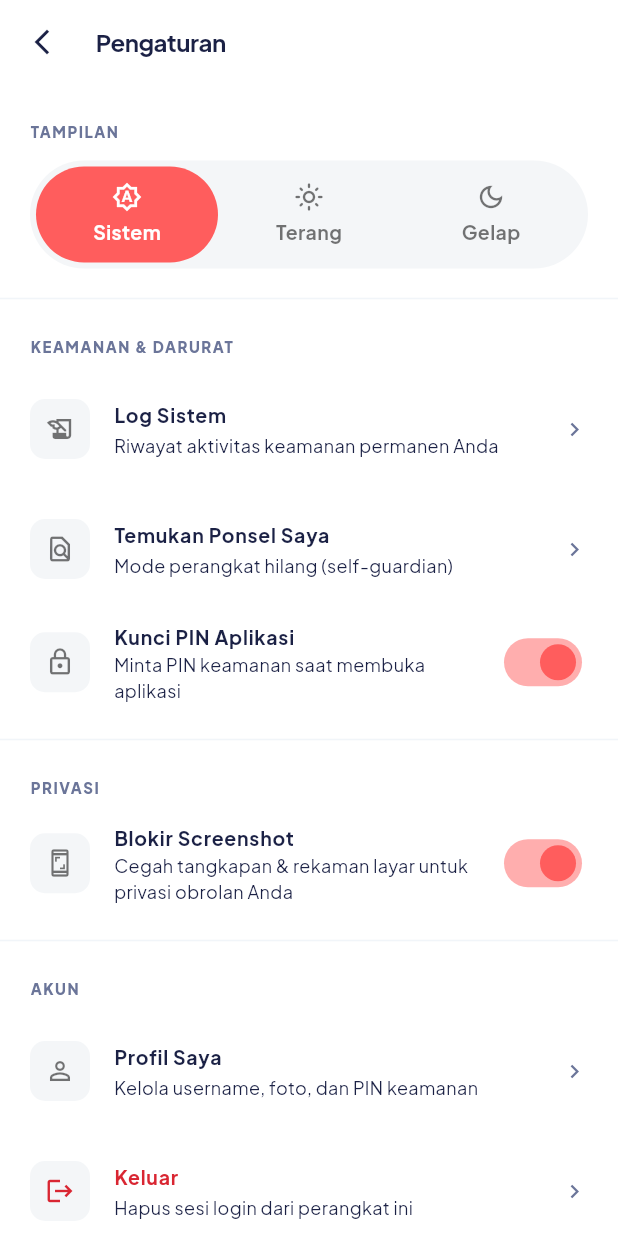
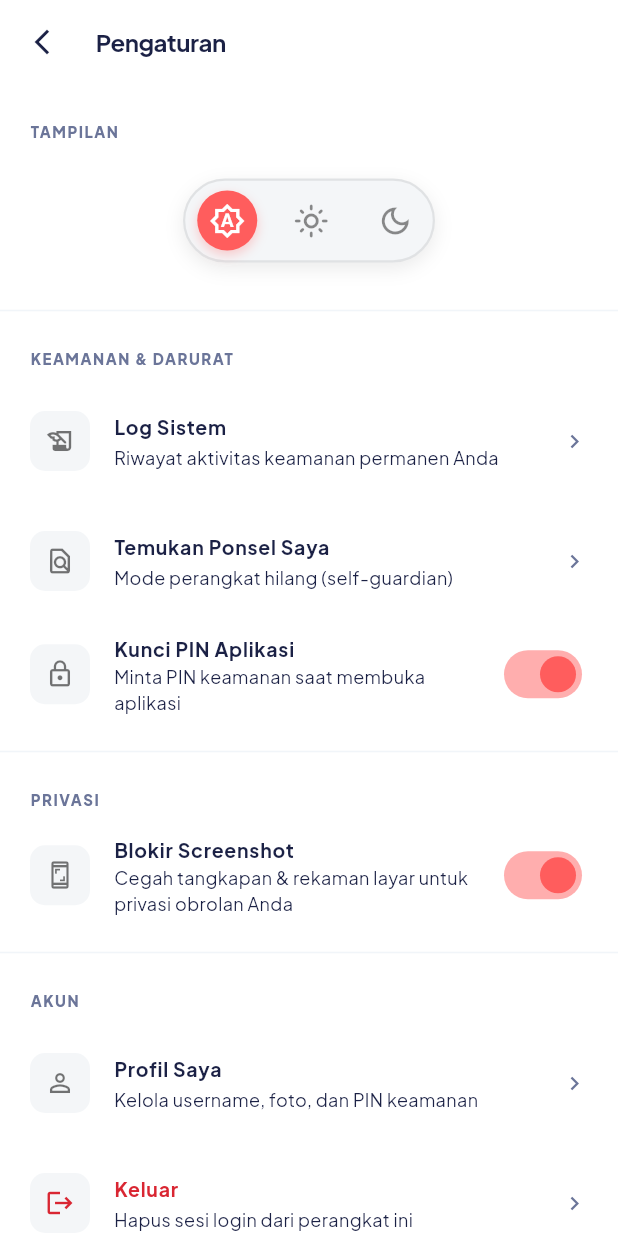
Before and after one commit to tholeteplok/Mekaar_chat, a Flutter app: the SettingsScreen screen opened by its route, on a phone screen of 412 x 824 dp. Run offline on Flutter 3.47's test engine with Material 3 defaults, Android fonts, the phone set to English and light mode, and no system bars; our stand-ins replace audioplayers, flutter_dotenv, flutter_map, flutter_riverpod, flutter_secure_storage, google_fonts and 10 more; missing offline and left inert: flutter_webrtc; accounts and stored records are empty.

Commit message:
feat(design): align theme selector layout to match compact capsule navbar style

```diff
--- a/lib/features/settings/screens/settings_screen.dart
+++ b/lib/features/settings/screens/settings_screen.dart
@@ -229,58 +229,83 @@ class _ThemeSelector extends StatelessWidget {
 
   const _ThemeSelector({required this.current, required this.onChanged});
 
+  static const double z = 24.0; // Icon size (z)
+  static const double activeSize = z + 16.0; // Active container (z + 16 = 40)
+  static const double barHeight = z + 32.0; // Height (z + 32 = 56)
+  static const double barWidth = 3.0 * (z + 32.0); // Total width (3 * 56 = 168)
+
   @override
   Widget build(BuildContext context) {
     final isDark = Theme.of(context).brightness == Brightness.dark;
+
+    final navBgColor = isDark ? MekaarColors.cardDark : MekaarColors.surface2;
+    final navBorderColor = isDark
+        ? Colors.white.withValues(alpha: 0.08)
+        : Colors.black.withValues(alpha: 0.08);
+
     const options = [
-      (ThemeMode.system, Icons.brightness_auto_outlined, 'Sistem'),
-      (ThemeMode.light, Icons.light_mode_outlined, 'Terang'),
-      (ThemeMode.dark, Icons.dark_mode_outlined, 'Gelap'),
+      (ThemeMode.system, Icons.brightness_auto_outlined),
+      (ThemeMode.light, Icons.light_mode_outlined),
+      (ThemeMode.dark, Icons.dark_mode_outlined),
     ];
 
     return Padding(
-      padding: const EdgeInsets.symmetric(horizontal: 20, vertical: 4),
+      padding: const EdgeInsets.symmetric(vertical: 16),
+      child: Center(
         child: Container(
-        padding: const EdgeInsets.all(4),
+          width: barWidth,
+          height: barHeight,
+          padding: EdgeInsets.zero,
           decoration: BoxDecoration(
-          color: isDark ? MekaarColors.cardDark : MekaarColors.surface2,
-          borderRadius: BorderRadius.circular(100), // Pill shape outer
+            color: navBgColor,
+            borderRadius: BorderRadius.circular(100),
+            border: Border.all(color: navBorderColor, width: 1.5),
+            boxShadow: [
+              BoxShadow(
+                color: Colors.black.withValues(alpha: isDark ? 0.25 : 0.08),
+                blurRadius: 10,
+                offset: const Offset(0, 4),
+              ),
+            ],
           ),
           child: Row(
+            mainAxisAlignment: MainAxisAlignment.spaceEvenly,
             children: options.map((opt) {
               final selected = current == opt.$1;
-            return Expanded(
-              child: GestureDetector(
+              final inactiveColor = isDark ? MekaarColors.textMuted : Colors.black45;
+
+              return GestureDetector(
                 onTap: () => onChanged(opt.$1),
                 behavior: HitTestBehavior.opaque,
+                child: SizedBox(
+                  width: z + 32.0, // Exactly 56px width per tab
+                  height: barHeight, // Exactly 56px height per tab
+                  child: Center(
                     child: AnimatedContainer(
                       duration: const Duration(milliseconds: 200),
                       curve: Curves.easeOutCubic,
-                  padding: const EdgeInsets.symmetric(vertical: 10),
+                      width: selected ? activeSize : z,
+                      height: selected ? activeSize : z,
                       decoration: BoxDecoration(
+                        shape: BoxShape.circle,
                         color: selected ? MekaarColors.softCoral : Colors.transparent,
-                    borderRadius: BorderRadius.circular(100), // Pill shape inner
+                        boxShadow: selected
+                            ? [
+                                BoxShadow(
+                                  color: MekaarColors.softCoral.withValues(alpha: 0.3),
+                                  blurRadius: 6,
+                                  offset: const Offset(0, 3),
+                                )
+                              ]
+                            : null,
                       ),
-                  child: Column(
-                    children: [
-                      Icon(
+                      child: Center(
+                        child: Icon(
                           opt.$2,
-                        size: 20,
-                        color: selected
-                            ? Colors.white
-                            : (isDark ? MekaarColors.textSecondary : Colors.black54),
-                      ),
-                      const SizedBox(height: 4),
-                      Text(
-                        opt.$3,
-                        style: MekaarTypography.labelLG.copyWith(
-                          fontWeight: FontWeight.w700,
-                          color: selected
-                              ? Colors.white
-                              : (isDark ? MekaarColors.textSecondary : Colors.black54),
+                          color: selected ? Colors.white : inactiveColor,
+                          size: z,
                         ),
                       ),
-                    ],
                     ),
                   ),
                 ),
@@ -288,6 +313,7 @@ class _ThemeSelector extends StatelessWidget {
             }).toList(),
           ),
         ),
+      ),
     );
   }
 }
```
Lines whose indentation alone changed are shown as unchanged.
